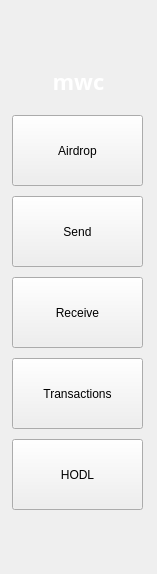
First picture: the form in core/mwctoolbar.ui, repository 0xkobe/mwc-wallet, before the edit.
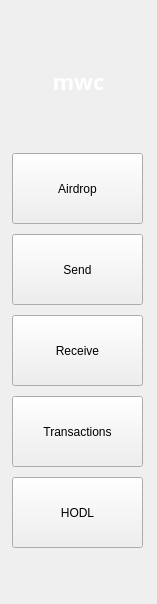
Second picture: the form after the edit. Icons and pictures are not drawn.

Diff of the .ui file:
```diff
--- a/core/mwctoolbar.ui
+++ b/core/mwctoolbar.ui
@@ -7,7 +7,7 @@
     <x>0</x>
     <y>0</y>
     <width>157</width>
-    <height>574</height>
+    <height>604</height>
    </rect>
   </property>
   <property name="minimumSize">
@@ -163,7 +163,7 @@
      <property name="sizeHint" stdset="0">
       <size>
        <width>20</width>
-       <height>12</height>
+       <height>50</height>
       </size>
      </property>
     </spacer>
@@ -211,8 +211,8 @@
        </property>
        <property name="iconSize">
         <size>
-         <width>150</width>
-         <height>40</height>
+         <width>45</width>
+         <height>24</height>
         </size>
        </property>
        <property name="checkable">
@@ -258,8 +258,8 @@
        </property>
        <property name="iconSize">
         <size>
-         <width>150</width>
-         <height>40</height>
+         <width>45</width>
+         <height>24</height>
         </size>
        </property>
        <property name="checkable">
@@ -305,8 +305,8 @@
        </property>
        <property name="iconSize">
         <size>
-         <width>150</width>
-         <height>40</height>
+         <width>45</width>
+         <height>24</height>
         </size>
        </property>
        <property name="checkable">
@@ -352,8 +352,8 @@
        </property>
        <property name="iconSize">
         <size>
-         <width>150</width>
-         <height>40</height>
+         <width>45</width>
+         <height>24</height>
         </size>
        </property>
        <property name="checkable">
@@ -399,8 +399,8 @@
        </property>
        <property name="iconSize">
         <size>
-         <width>150</width>
-         <height>40</height>
+         <width>45</width>
+         <height>24</height>
         </size>
        </property>
        <property name="checkable">
```
Left out of the diff: 15 changed lines with no effect on the pictures.
